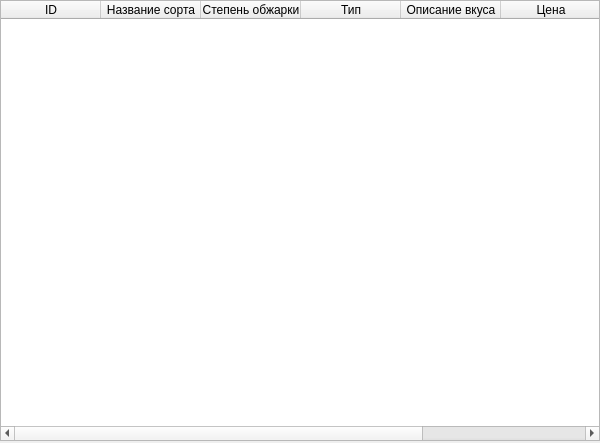
Before: the Qt Designer form main.ui in XeemPad/Coffees, drawn with Qt 5.
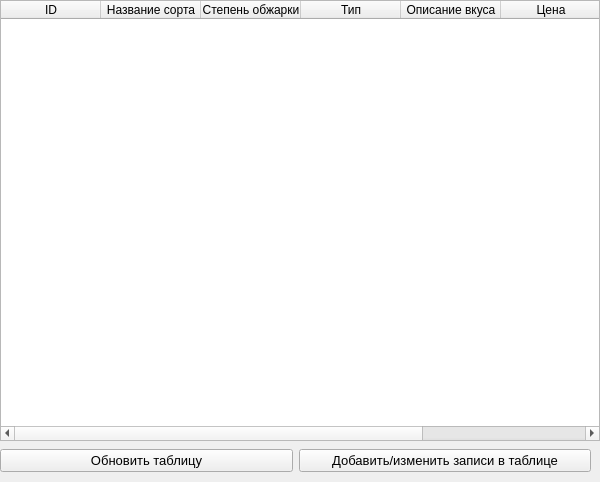
After: the same form once the commit is applied.

Patch:
```diff
--- a/main.ui
+++ b/main.ui
@@ -7,7 +7,7 @@
     <x>0</x>
     <y>0</y>
     <width>600</width>
-    <height>443</height>
+    <height>482</height>
    </rect>
   </property>
   <property name="windowTitle">
@@ -70,6 +70,42 @@
     </property>
    </column>
   </widget>
+  <widget class="QWidget" name="horizontalLayoutWidget">
+   <property name="geometry">
+    <rect>
+     <x>0</x>
+     <y>440</y>
+     <width>591</width>
+     <height>41</height>
+    </rect>
+   </property>
+   <layout class="QHBoxLayout" name="horizontalLayout">
+    <item>
+     <widget class="QPushButton" name="updateButton">
+      <property name="font">
+       <font>
+        <pointsize>10</pointsize>
+       </font>
+      </property>
+      <property name="text">
+       <string>Обновить таблицу</string>
+      </property>
+     </widget>
+    </item>
+    <item>
+     <widget class="QPushButton" name="addEditButton">
+      <property name="font">
+       <font>
+        <pointsize>10</pointsize>
+       </font>
+      </property>
+      <property name="text">
+       <string>Добавить/изменить записи в таблице</string>
+      </property>
+     </widget>
+    </item>
+   </layout>
+  </widget>
  </widget>
  <resources/>
  <connections/>
```
